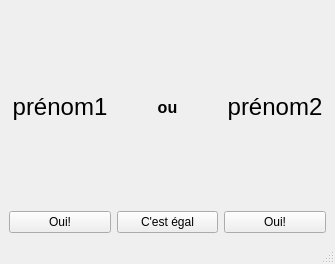
Above: prenom.ui from joelthelion/voting_gui before the change. Below: the same form after it.
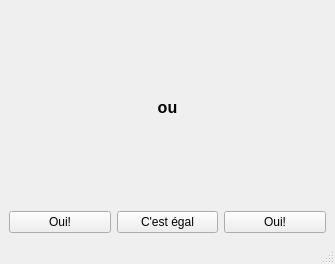
That is the form after the change. Icons and pictures are not drawn.

Commit message: add result window

```diff
--- a/prenom.ui
+++ b/prenom.ui
@@ -32,7 +32,7 @@
          </font>
         </property>
         <property name="text">
-         <string>prénom1</string>
+         <string/>
         </property>
         <property name="alignment">
          <set>Qt::AlignCenter</set>
@@ -67,7 +67,7 @@
          <bool>false</bool>
         </property>
         <property name="text">
-         <string>prénom2</string>
+         <string/>
         </property>
         <property name="alignment">
          <set>Qt::AlignCenter</set>
```
The commit also changes 3 other files.
